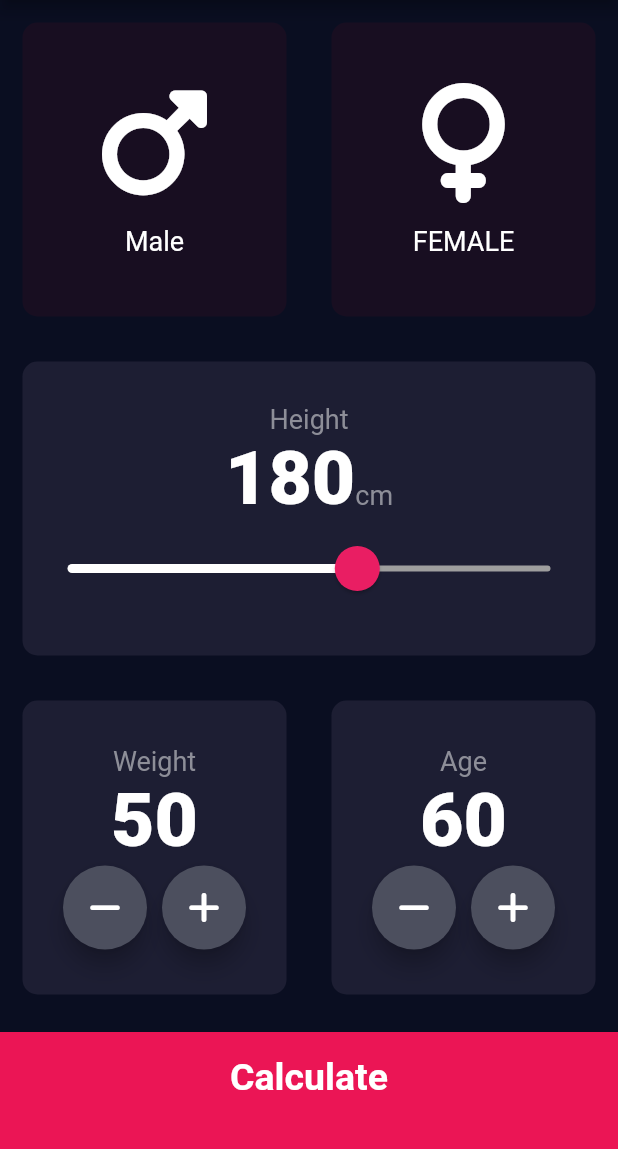
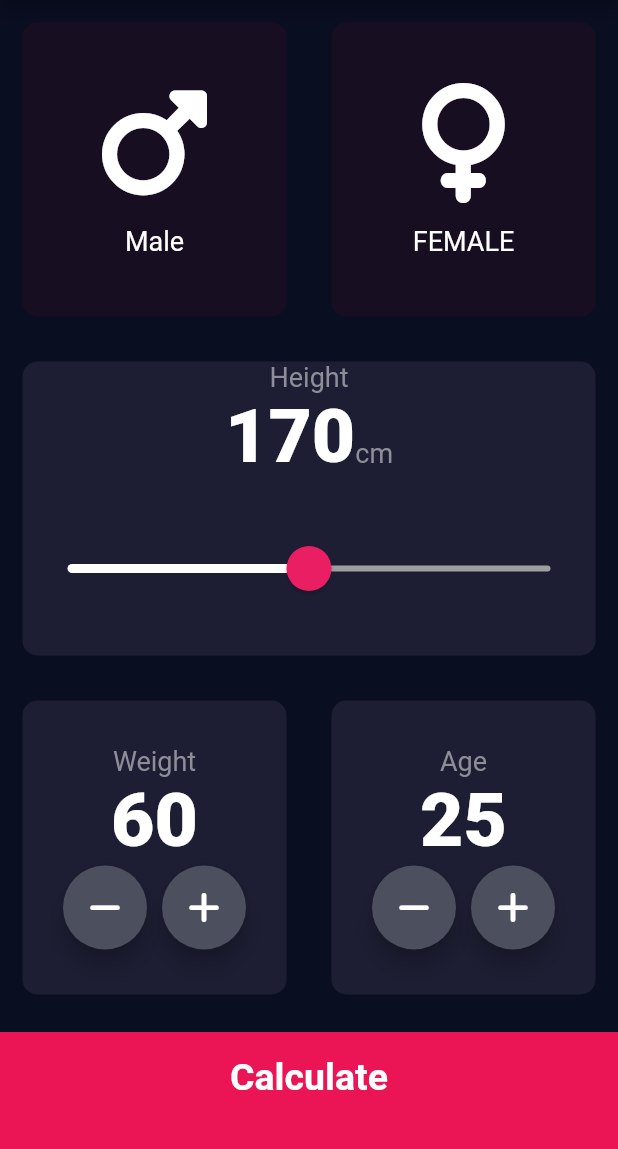
Before and after one commit to Ibroximjon2003/BMI-calculator, a Flutter app: the screen it shows after launch, on a phone screen of 412 x 824 dp, the part 84-1233 px from its top. Run offline on Flutter 3.47's test engine with Material 2 defaults, Android fonts, the phone set to English and light mode, and no system bars; our stand-ins replace font_awesome_flutter.

```diff
--- a/bmi_calculator/lib/bottom_button.dart
+++ b/bmi_calculator/lib/bottom_button.dart
@@ -1,9 +1,10 @@
 import 'package:flutter/material.dart';
-import 'bottom_button.dart';
+
 import 'constants.dart';
 
 class BottomButton extends StatelessWidget {
-  BottomButton({required this.onTap, required this.buttonTitle});
+  const BottomButton(
+      {super.key, required this.onTap, required this.buttonTitle});
   final VoidCallback onTap;
   final String buttonTitle;
 
@@ -12,6 +13,7 @@ class BottomButton extends StatelessWidget {
     return GestureDetector(
       onTap: onTap,
       child: Container(
+        // ignore: sort_child_properties_last
         child: Center(
           child: Text(
             buttonTitle,
--- a/bmi_calculator/lib/input_page.dart
+++ b/bmi_calculator/lib/input_page.dart
@@ -21,9 +21,9 @@ class InputPage extends StatefulWidget {
 
 class _InputPageState extends State<InputPage> {
   Gender? selectedColor;
-  int height = 180;
-  int weight = 50;
-  int age = 60;
+  int height = 170;
+  int weight = 60;
+  int age = 25;
 
   @override
   Widget build(BuildContext context) {
@@ -108,6 +108,7 @@ class _InputPageState extends State<InputPage> {
                       overlayShape:
                           RoundSliderOverlayShape(overlayRadius: 30.0),
                     ),
+                    child: Expanded(
                       child: Slider(
                         value: height.toDouble(),
                         min: 120,
@@ -120,6 +121,7 @@ class _InputPageState extends State<InputPage> {
                             height = value.round();
                           });
                         }),
+                      ),
                     ),
                   )
                 ],
--- a/bmi_calculator/lib/results_page.dart
+++ b/bmi_calculator/lib/results_page.dart
@@ -1,5 +1,4 @@
 import 'package:bmi_calculator/constants.dart';
-import 'package:bmi_calculator/input_page.dart';
 import 'package:bmi_calculator/reusable_card.dart';
 import 'package:flutter/material.dart';
 import 'bottom_button.dart';
@@ -16,6 +15,7 @@ class ResultsPage extends StatelessWidget {
   @override
   Widget build(BuildContext context) {
     return MaterialApp(
+      debugShowCheckedModeBanner: false,
       theme: ThemeData.dark().copyWith(
           primaryColor: Color(0xFF0A0E21),
           scaffoldBackgroundColor: Color(0xFF0A0E21)),
```
Also changed, not shown: 5 other files. Lines whose indentation alone changed are shown as unchanged.
